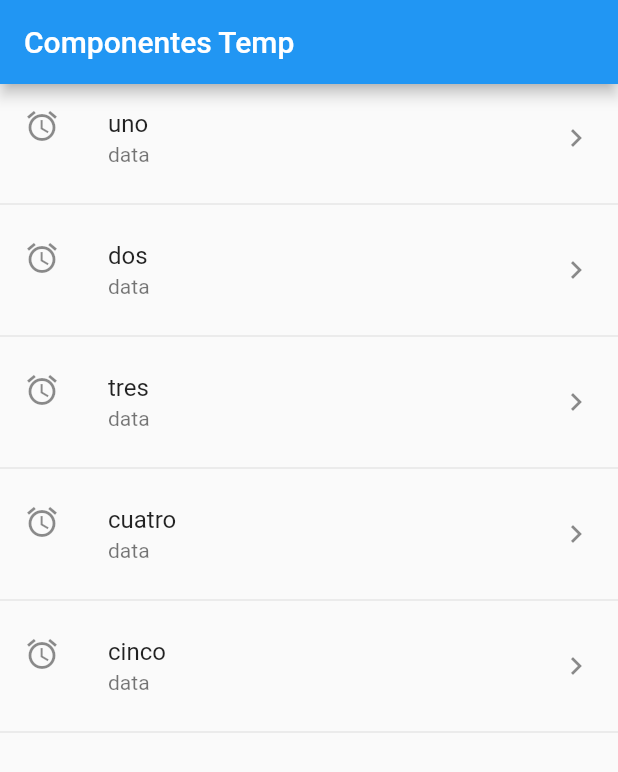
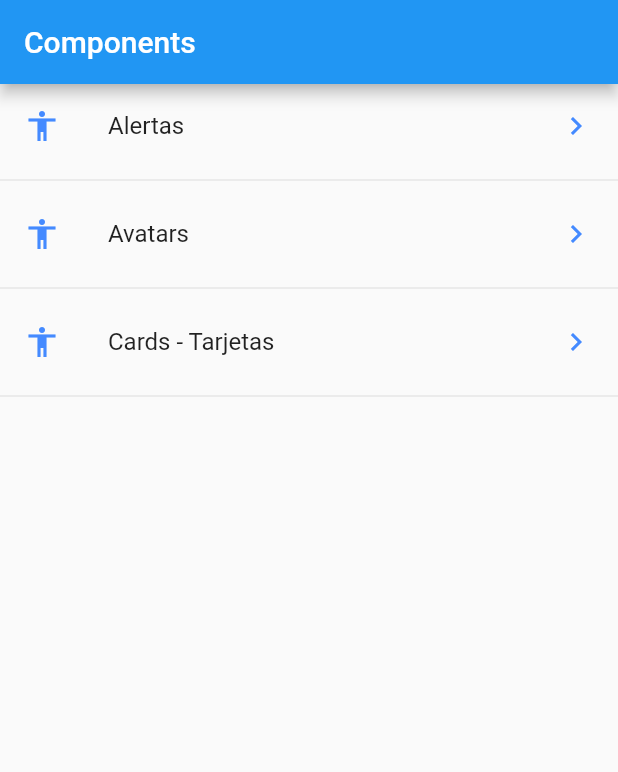
Before and after one commit to victorr-dev/curso_flutter_2, a Flutter app: the screen it shows after launch, on a phone screen of 412 x 824 dp. Shown: the top 772 px of the screen. Run offline on Flutter 3.47's test engine with Material 2 defaults, Android fonts, the phone set to English and light mode, and no system bars.

Commit message:
Clase 66, 67, 68 Leer Archivo json Future builder

```diff
--- /dev/null
+++ b/data/menu_opts.json
@@ -0,0 +1,20 @@
+{
+    "nombreApp" : "Componentes",
+    "rutas" : [
+        {
+            "ruta" : "alert",
+            "icon" : "add_alert",
+            "texto": "Alertas"
+        },
+        {
+            "ruta" : "avatar",
+            "icon" : "accessibility",
+            "texto": "Avatars"
+        },
+        {
+            "ruta" : "card",
+            "icon" : "folder_open",
+            "texto": "Cards - Tarjetas"
+        }
+    ]
+}
--- a/lib/main.dart
+++ b/lib/main.dart
@@ -1,6 +1,5 @@
+import 'package:curso_flutter_2/pages/home_page.dart';
 import 'package:flutter/material.dart';
-
-import 'package:curso_flutter_2/pages/home_temp.dart';
 
 void main() => runApp(MyApp());
 
@@ -10,7 +9,7 @@ class MyApp extends StatelessWidget {
     return MaterialApp(
       title: 'Componentes App',
       debugShowCheckedModeBanner: false,
-      home: HomePageTemp()
+      home: HomePage()
     );
   }
 }
--- /dev/null
+++ b/lib/pages/home_page.dart
@@ -0,0 +1,49 @@
+import 'dart:convert';
+
+import 'package:flutter/material.dart';
+import 'package:curso_flutter_2/providers/menu_provider.dart';
+
+class HomePage extends StatelessWidget {
+  final _titleBar = "Components";
+
+  @override
+  Widget build(BuildContext context) {
+    return Scaffold(
+      appBar: AppBar(
+        title: Text(_titleBar),
+      ),
+      body: _lista(),
+    );
+  }
+
+  Widget _lista() {
+    //print(menuProvider.opciones);
+    //return ListView(children: _createItems(),);
+
+    return FutureBuilder(
+      future: menuProvider.cargarData(),
+      initialData: [],
+      builder: (context, AsyncSnapshot<List<dynamic>> snapshot) {
+        return ListView(children: _createItems(snapshot.data),);
+      },
+    );
+  }
+
+  List<Widget> _createItems(List<dynamic> data) {
+    final List<Widget> opciones = [];
+
+    data.forEach((opt){
+      final widgetTemp = ListTile(
+        title: Text(opt['texto']),
+        leading: Icon(Icons.accessibility, color: Colors.blueAccent,),
+        trailing: Icon(Icons.keyboard_arrow_right, color:Colors.blueAccent),
+        onTap: () {},
+      );
+
+      opciones..add(widgetTemp)
+              ..add(Divider());
+    });
+
+    return opciones;
+  }
+}
--- a/pubspec.yaml
+++ b/pubspec.yaml
@@ -41,8 +41,8 @@ flutter:
   uses-material-design: true
 
   # To add assets to your application, add an assets section, like this:
-  # assets:
-  #  - images/a_dot_burr.jpeg
+  assets:
+    - data/menu_opts.json
   #  - images/a_dot_ham.jpeg
 
   # An image asset can refer to one or more resolution-specific "variants", see
```
Also changed, not shown: lib/providers/menu_provider.dart (added, +18 -0 lines).
